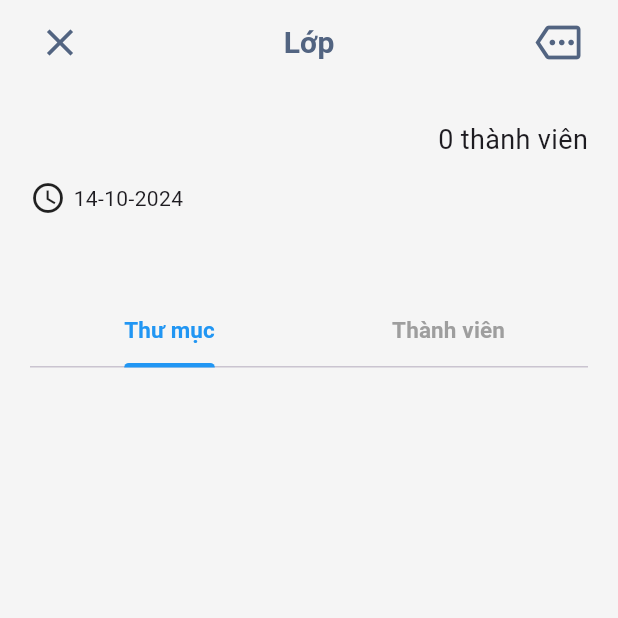
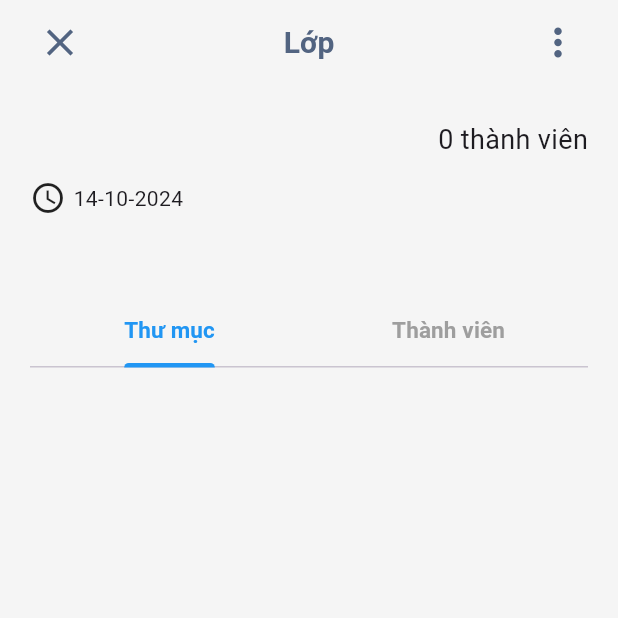
Before and after one commit to quangthangit/Vocab-Korea, a Flutter app: the DetailClassPage screen opened directly with empty values, on a phone screen of 412 x 824 dp, the top half of it. Run offline on Flutter 3.47's test engine with Material 3 defaults, Android fonts, the phone set to English and light mode, and no system bars; our stand-ins replace cloud_firestore, curved_navigation_bar, firebase_auth, firebase_core, flip_card, flutter_signin_button and 2 more; accounts and stored records are empty; network calls fail.

Commit message:
update icon classdetail

```diff
--- a/lib/widget/bar/DetailClassBar.dart
+++ b/lib/widget/bar/DetailClassBar.dart
@@ -33,7 +33,7 @@ class DetailClassBar extends StatelessWidget {
         ),
         PopupMenuButton<String>(
           color: AppColors.background,
-          icon: const Icon(Icons.more_outlined, color: AppColors.iconColor, size: 30),
+          icon: const Icon(Icons.more_vert, color: AppColors.iconColor, size: 30),
           onSelected: (value) {
 
             if (value == 'add_folder') {
```
